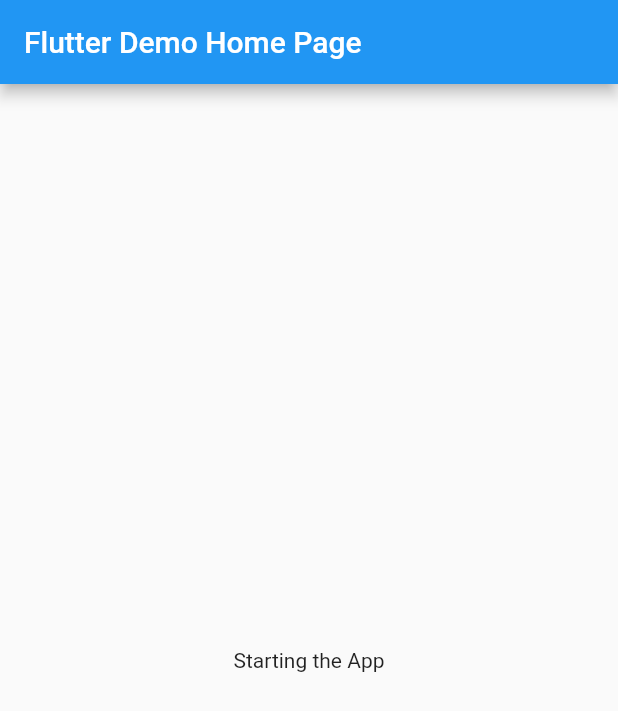
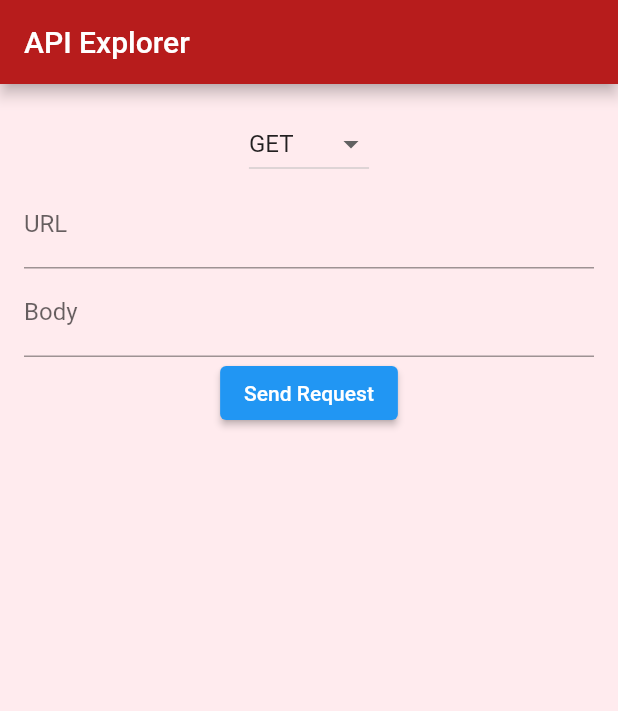
Before and after one commit to FaheemJawfar/api_explorer, a Flutter app: the screen it shows after launch, on a phone screen of 412 x 824 dp. Shown: the top 711 px of the screen. Run offline on Flutter 3.47's test engine with Material 2 defaults, Android fonts, the phone set to English and light mode, and no system bars.

Commit message:
Added HomePage and Response Screen Basic functions are working :)

```diff
--- /dev/null
+++ b/lib/handlers/htpp_handler.dart
@@ -0,0 +1,18 @@
+import 'dart:convert';
+import 'package:http/http.dart' as http;
+
+Future<http.Response> makeGetRequest(String url) async {
+  return await http.get(Uri.parse(url));
+}
+
+Future<http.Response> makePostRequest(String url, dynamic body) async {
+  return await http.post(Uri.parse(url), body: jsonEncode(body));
+}
+
+Future<http.Response> makePutRequest(String url, dynamic body) async {
+  return await http.put(Uri.parse(url), body: jsonEncode(body));
+}
+
+Future<http.Response> makeDeleteRequest(String url) async {
+  return await http.delete(Uri.parse(url));
+}
--- /dev/null
+++ b/lib/home_page.dart
@@ -0,0 +1,96 @@
+import 'dart:convert';
+import 'package:api_explorer/response_screen.dart';
+import 'package:flutter/material.dart';
+import 'handlers/htpp_handler.dart';
+
+
+class HomePage extends StatefulWidget {
+  const HomePage({Key? key}) : super(key: key);
+
+  @override
+  State<HomePage> createState() => _HomePageState();
+}
+
+class _HomePageState extends State<HomePage> {
+
+  String _selectedMethod = 'GET';
+  final _urlController = TextEditingController();
+  final _bodyController = TextEditingController();
+
+
+  @override
+  Widget build(BuildContext context) {
+    return Scaffold(
+      backgroundColor: Colors.red.shade50,
+      appBar: AppBar(title: const Text('API Explorer'),
+      backgroundColor: Colors.red.shade900,
+      ),
+
+      body: Padding(
+        padding: const EdgeInsets.all(16.0),
+    child: Form(
+    child: Column(
+    children: [
+    DropdownButton(
+    value: _selectedMethod,
+    onChanged: (value) {
+    setState(() {
+    _selectedMethod = value!;
+    });
+    },
+      items: ['GET', 'POST', 'PUT', 'DELETE']
+          .map((method) => DropdownMenuItem(
+        value: method,
+        child: Text(method),
+      ))
+          .toList(),
+    ),
+      TextFormField(
+        controller: _urlController,
+        decoration: const InputDecoration(labelText: 'URL'),
+      ),
+      TextFormField(
+        controller: _bodyController,
+        decoration: const InputDecoration(labelText: 'Body'),
+      ),
+      ElevatedButton(
+        onPressed: () async {
+          var response;
+          switch (_selectedMethod) {
+            case 'GET':
+              response = await makeGetRequest(_urlController.text);
+              print(response);
+              break;
+            case 'POST':
+              response = await makePostRequest(
+                  _urlController.text, jsonDecode(_bodyController.text));
+              break;
+            case 'PUT':
+              response = await makePutRequest(
+                  _urlController.text, jsonDecode(_bodyController.text));
+              break;
+            case 'DELETE':
+              response = await makeDeleteRequest(_urlController.text);
+              break;
+          }
+          // Do something with the response
+
+          if(!mounted) return;
+          Navigator.push(
+            context,
+            MaterialPageRoute(
+              builder: (context) => ResponseScreen(
+                responseBody: response.body,
+              ),
+            ),
+          );
+        },
+        child: const Text('Send Request'),
+      ),
+    ],
+    ),
+    ),
+      ),
+    );
+  }
+}
--- a/lib/main.dart
+++ b/lib/main.dart
@@ -1,4 +1,6 @@
 import 'package:flutter/material.dart';
+
+import 'home_page.dart';
 
 void main() {
   runApp(const MyApp());
@@ -11,45 +13,12 @@
   @override
   Widget build(BuildContext context) {
     return MaterialApp(
+      debugShowCheckedModeBanner: false,
       title: 'Flutter Demo',
       theme: ThemeData(
         primarySwatch: Colors.blue,
       ),
-      home: const MyHomePage(title: 'Flutter Demo Home Page'),
+      home: const HomePage(),
     );
   }
 }
-
-class MyHomePage extends StatefulWidget {
-  const MyHomePage({super.key, required this.title});
-  final String title;
-
-  @override
-  State<MyHomePage> createState() => _MyHomePageState();
-}
-
-class _MyHomePageState extends State<MyHomePage> {
-
-  @override
-  Widget build(BuildContext context) {
-    return Scaffold(
-      appBar: AppBar(
-        // Here we take the value from the MyHomePage object that was created by
-        // the App.build method, and use it to set our appbar title.
-        title: Text(widget.title),
-      ),
-      body: Center(
-        // Center is a layout widget. It takes a single child and positions it
-        // in the middle of the parent.
-        child: Column(
-          mainAxisAlignment: MainAxisAlignment.center,
-          children: <Widget>[
-            Text(
-              'Starting the App'
-            ),
-          ],
-        ),
-      ),
-    );
-  }
-}
--- a/pubspec.yaml
+++ b/pubspec.yaml
@@ -35,6 +35,8 @@
   # The following adds the Cupertino Icons font to your application.
   # Use with the CupertinoIcons class for iOS style icons.
   cupertino_icons: ^1.0.2
+  http: ^0.13.5
+  json_view: ^0.4.0
 
 dev_dependencies:
   flutter_test:
```
Also changed, not shown: lib/response_screen.dart (added, +25 -0 lines), pubspec.lock.
